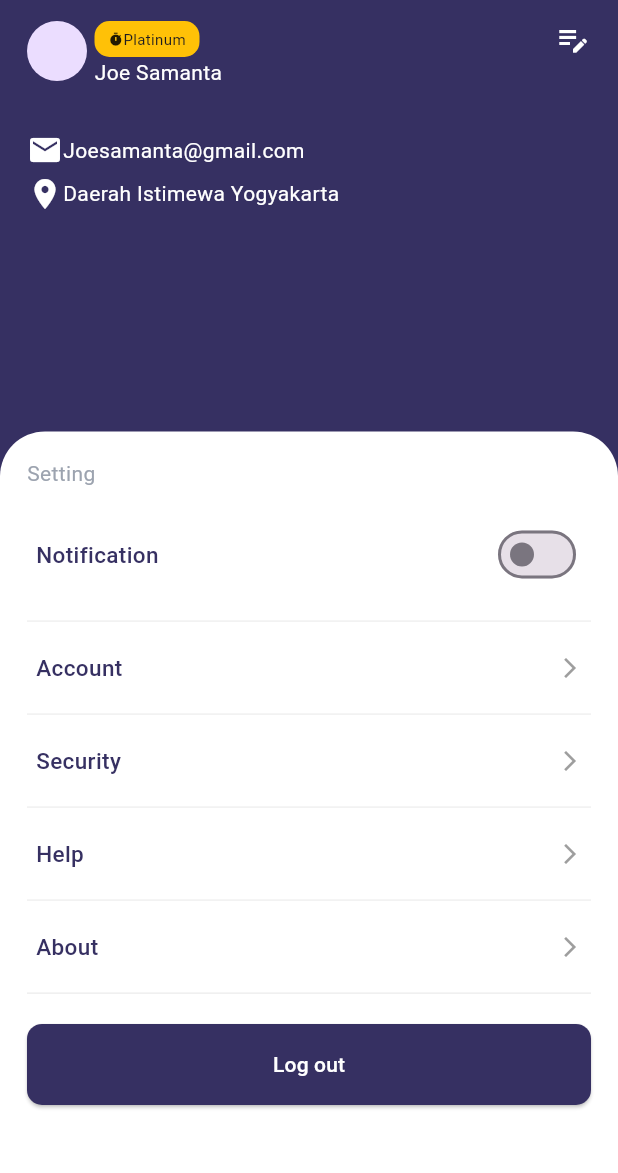
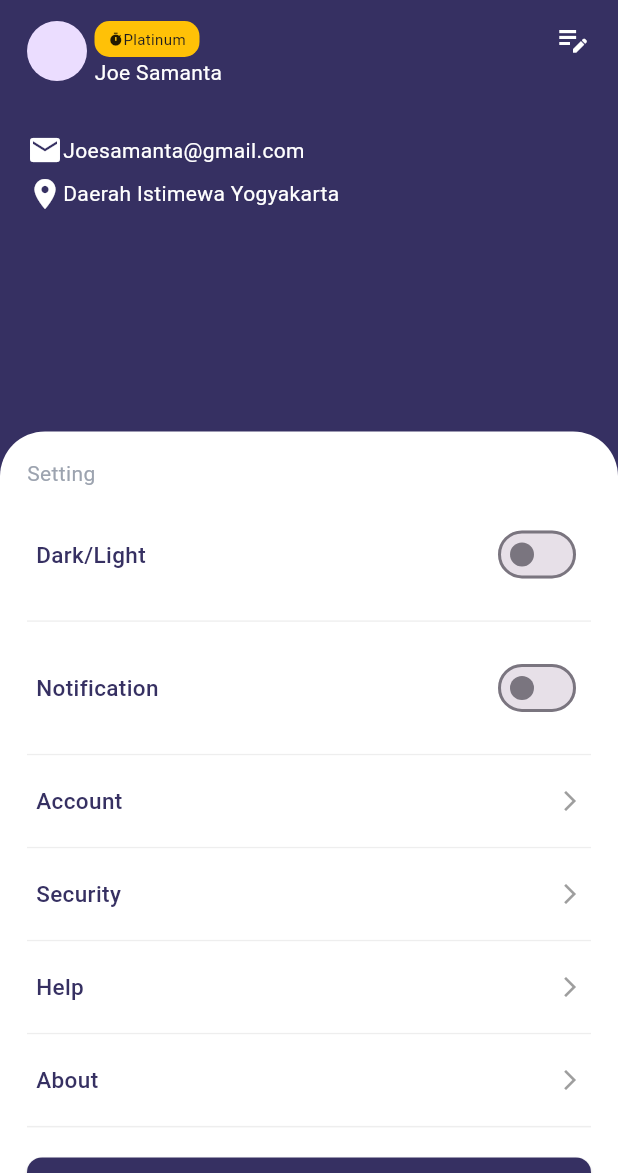
Before and after one commit to qaisarcode/hair_cut, a Flutter app: the ProfileScreen screen opened directly, on a phone screen of 412 x 824 dp, the part 63-1236 px from its top. Run offline on Flutter 3.47's test engine with Material 3 defaults, Android fonts, the phone set to English and light mode, and no system bars; our stand-ins replace pin_code_fields, table_calendar.

Commit message:
i have to add hare a provider that will make my design so magfull and  also i have to implement the dark mode in my this work but thi will nat work so fine i will do more things i will meet soon inshallah

```diff
--- a/lib/Screens/login_screen.dart
+++ b/lib/Screens/login_screen.dart
@@ -1,6 +1,6 @@
 import 'package:flutter/material.dart';
 import 'package:hair_cut/Screens/forget_pass.dart';
-import 'package:hair_cut/Screens/home_screen.dart';
+
 import 'package:hair_cut/Screens/registreation_f.dart';
 import 'package:hair_cut/Utils/elevated_bu.dart';
 import 'package:hair_cut/Utils/passtxt_field.dart';
--- a/lib/Screens/profile_screen.dart
+++ b/lib/Screens/profile_screen.dart
@@ -6,7 +6,9 @@ import 'package:hair_cut/Screens/login_screen.dart';
 import 'package:hair_cut/Screens/security.dart';
 import 'package:hair_cut/Utils/elevated_bu.dart';
 import 'package:hair_cut/Utils/profile_card.dart';
+import 'package:hair_cut/provider/darkmode_provider.dart';
 import 'package:hair_cut/res/app_color.dart';
+import 'package:provider/provider.dart';
 
 class ProfileScreen extends StatefulWidget {
   const ProfileScreen({super.key});
@@ -17,6 +19,7 @@ class ProfileScreen extends StatefulWidget {
 
 class _ProfileScreenState extends State<ProfileScreen> {
   bool notification = false;
+  bool dark = false;
 
   // ✅ List mein screen bhi hai
   final List<Map<String, dynamic>> data = [
@@ -29,6 +32,7 @@ class _ProfileScreenState extends State<ProfileScreen> {
   @override
   Widget build(BuildContext context) {
     double screenHeight = MediaQuery.of(context).size.height;
+    final thmechanger = Provider.of<DarkmodeProvider>(context, listen: true);
 
     return Scaffold(
       appBar: AppBar(
@@ -137,6 +141,16 @@ class _ProfileScreenState extends State<ProfileScreen> {
                 crossAxisAlignment: CrossAxisAlignment.start,
                 children: [
                   Text("Setting", style: TextStyle(color: AppColor.gray)),
+                  ProfileCard(
+                    name: "Dark/Light",
+                    showSwitch: true,
+                    switchValue: thmechanger.thmemode == ThemeMode.dark,
+                    onSwitchChanged: (value) {
+                      thmechanger.settheme(
+                        value ? ThemeMode.dark : ThemeMode.light,
+                      );
+                    },
+                  ),
 
                   // ✅ Notification switch — alag rakha
                   ProfileCard(
--- a/lib/Utils/name_con.dart
+++ b/lib/Utils/name_con.dart
@@ -1,5 +1,6 @@
 import 'package:flutter/material.dart';
 
+// ignore: must_be_immutable
 class NameCon extends StatelessWidget {
   final String name;
   bool iselectd = false;
--- /dev/null
+++ b/lib/provider/darkmode_provider.dart
@@ -0,0 +1,13 @@
+import 'package:flutter/foundation.dart';
+import 'package:flutter/material.dart';
+
+class DarkmodeProvider with ChangeNotifier {
+  ThemeMode tthemeMode = ThemeMode.light;
+
+  ThemeMode get thmemode => tthemeMode;
+
+  void settheme(ThemeMode mode) {
+    tthemeMode = mode;
+    notifyListeners();
+  }
+}
--- a/pubspec.yaml
+++ b/pubspec.yaml
@@ -37,6 +37,7 @@ dependencies:
   table_calendar: ^3.1.2
   pin_code_fields: ^9.3.0
   responsive_framework: ^1.1.0
+  provider: ^6.1.5+1
 
 dev_dependencies:
   flutter_test:
```
Also changed, not shown: lib/main.dart (+19 -5 lines), pubspec.lock.
